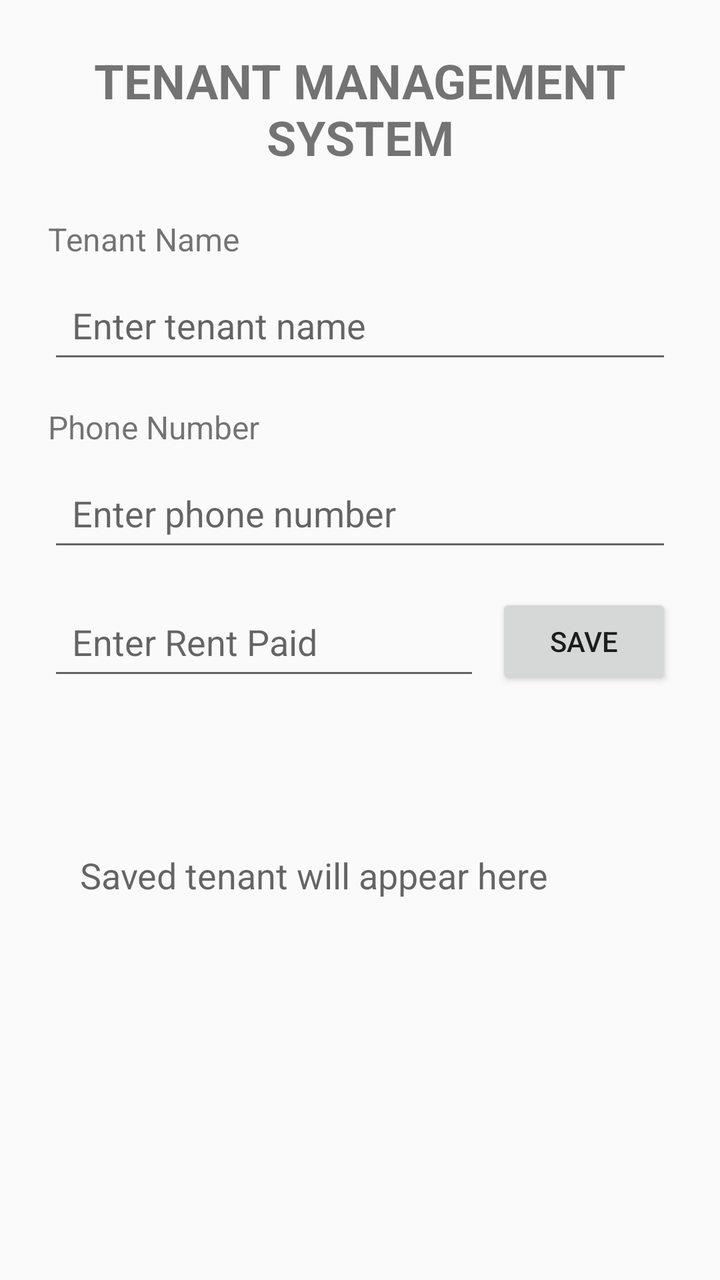
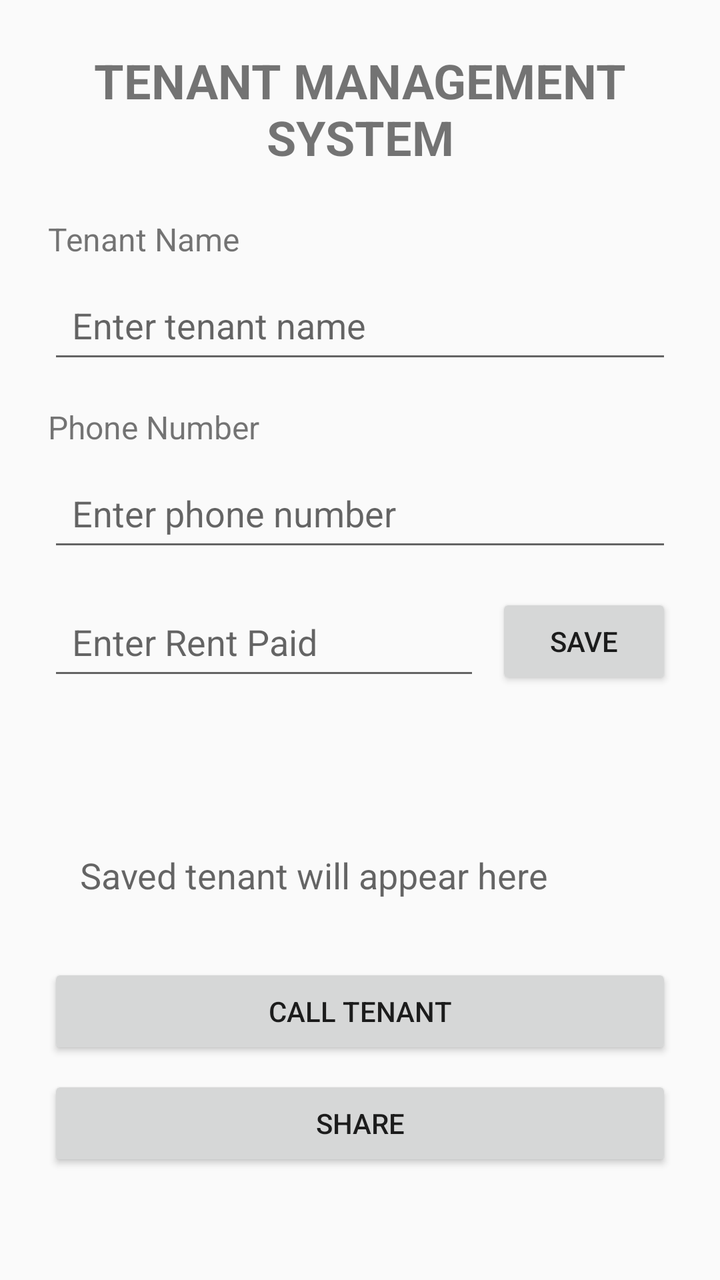

Two renders of the same Android screen: before a commit and after it. Below are the layout's source before the change and the commit's diff.
<!-- AndroidManifest.xml: application theme Theme.TenantManagementSystem -->
<!-- res/layout/activity_main.xml -->
<?xml version="1.0" encoding="utf-8"?>
<layout xmlns:android="http://schemas.android.com/apk/res/android"
    xmlns:app="http://schemas.android.com/apk/res-auto">

    <data>
        <variable
            name="tenant"
            type="com.example.tenantmanagementsystemgroupa.Tenant" />
    </data>

    <androidx.constraintlayout.widget.ConstraintLayout
        android:id="@+id/tenantScreen"
        android:layout_width="match_parent"
        android:layout_height="match_parent">

        <TextView
            android:id="@+id/titleTextView"
            android:layout_width="0dp"
            android:layout_height="wrap_content"
            android:layout_marginTop="24dp"
            android:layout_marginStart="24dp"
            android:layout_marginEnd="24dp"
            android:gravity="center"
            android:text="@string/screen_title"
            android:textSize="24sp"
            android:textStyle="bold"
            app:layout_constraintTop_toTopOf="parent"
            app:layout_constraintStart_toStartOf="parent"
            app:layout_constraintEnd_toEndOf="parent" />

        <TextView
            android:id="@+id/tenantNameLabel"
            android:layout_width="wrap_content"
            android:layout_height="wrap_content"
            android:layout_marginTop="24dp"
            android:layout_marginStart="24dp"
            android:labelFor="@id/tenantNameEditText"
            android:text="@string/tenant_name_label"
            android:textSize="16sp"
            app:layout_constraintTop_toBottomOf="@id/titleTextView"
            app:layout_constraintStart_toStartOf="parent" />

        <EditText
            android:id="@+id/tenantNameEditText"
            android:layout_width="0dp"
            android:layout_height="wrap_content"
            android:layout_marginTop="8dp"
            android:layout_marginStart="24dp"
            android:layout_marginEnd="24dp"
            android:autofillHints="personName"
            android:hint="@string/tenant_name_hint"
            android:inputType="textPersonName"
            android:minHeight="48dp"
            android:padding="12dp"
            app:layout_constraintTop_toBottomOf="@id/tenantNameLabel"
            app:layout_constraintStart_toStartOf="parent"
            app:layout_constraintEnd_toEndOf="parent" />

        <TextView
            android:id="@+id/phoneLabel"
            android:layout_width="wrap_content"
            android:layout_height="wrap_content"
            android:layout_marginTop="16dp"
            android:layout_marginStart="24dp"
            android:labelFor="@id/phoneEditText"
            android:text="@string/phone_label"
            android:textSize="16sp"
            app:layout_constraintTop_toBottomOf="@id/tenantNameEditText"
            app:layout_constraintStart_toStartOf="parent" />

        <EditText
            android:id="@+id/phoneEditText"
            android:layout_width="0dp"
            android:layout_height="wrap_content"
            android:layout_marginTop="8dp"
            android:layout_marginStart="24dp"
            android:layout_marginEnd="24dp"
            android:autofillHints="phone"
            android:hint="@string/phone_hint"
            android:inputType="phone"
            android:minHeight="48dp"
            android:padding="12dp"
            app:layout_constraintTop_toBottomOf="@id/phoneLabel"
            app:layout_constraintStart_toStartOf="parent"
            app:layout_constraintEnd_toEndOf="parent" />

        <EditText
            android:id="@+id/rentEditText"
            android:layout_width="0dp"
            android:layout_height="wrap_content"
            android:layout_marginTop="16dp"
            android:layout_marginStart="24dp"
            android:layout_marginEnd="8dp"
            android:hint="@string/rent_hint"
            android:importantForAutofill="no"
            android:inputType="numberDecimal"
            android:minHeight="48dp"
            android:padding="12dp"
            app:layout_constraintTop_toBottomOf="@id/phoneEditText"
            app:layout_constraintStart_toStartOf="parent"
            app:layout_constraintEnd_toStartOf="@id/saveButton" />

        <Button
            android:id="@+id/saveButton"
            android:layout_width="wrap_content"
            android:layout_height="wrap_content"
            android:layout_marginEnd="24dp"
            android:text="@string/save"
            app:layout_constraintTop_toTopOf="@id/rentEditText"
            app:layout_constraintEnd_toEndOf="parent" />

        <TextView
            android:id="@+id/savedTenantNameTextView"
            android:layout_width="0dp"
            android:layout_height="wrap_content"
            android:layout_marginTop="24dp"
            android:layout_marginStart="24dp"
            android:layout_marginEnd="24dp"
            android:text="@{tenant.name}"
            android:textSize="24sp"
            android:textStyle="bold"
            app:layout_constraintTop_toBottomOf="@id/rentEditText"
            app:layout_constraintStart_toStartOf="parent"
            app:layout_constraintEnd_toEndOf="parent" />

        <TextView
            android:id="@+id/tenantResultTextView"
            android:layout_width="0dp"
            android:layout_height="wrap_content"
            android:layout_marginTop="8dp"
            android:layout_marginStart="24dp"
            android:layout_marginEnd="24dp"
            android:accessibilityLiveRegion="polite"
            android:padding="16dp"
            android:hint="@string/tenant_result_hint"
            android:text="@{tenant.summary()}"
            android:textSize="18sp"
            app:layout_constraintTop_toBottomOf="@id/savedTenantNameTextView"
            app:layout_constraintStart_toStartOf="parent"
            app:layout_constraintEnd_toEndOf="parent" />

    </androidx.constraintlayout.widget.ConstraintLayout>
</layout>
<!-- resources referenced by this layout -->
<resources>
  <string name="phone_hint">Enter phone number</string>
  <string name="phone_label">Phone Number</string>
  <string name="rent_hint">Enter Rent Paid</string>
  <string name="save">SAVE</string>
  <string name="screen_title">TENANT MANAGEMENT SYSTEM</string>
  <string name="tenant_name_hint">Enter tenant name</string>
  <string name="tenant_name_label">Tenant Name</string>
  <string name="tenant_result_hint">Saved tenant will appear here</string>
  <style name="Theme.TenantManagementSystem" parent="Theme.AppCompat.DayNight.NoActionBar">
          <item name="colorPrimary">#455A64</item>
          <item name="colorPrimaryDark">#263238</item>
          <item name="colorAccent">#00695C</item>
      </style>
</resources>

<!-- the commit's change to res/layout/activity_main.xml (unified diff, before → after) -->
@@ -8,136 +8,169 @@
             type="com.example.tenantmanagementsystemgroupa.Tenant" />
     </data>
 
-    <androidx.constraintlayout.widget.ConstraintLayout
+    <ScrollView
         android:id="@+id/tenantScreen"
         android:layout_width="match_parent"
-        android:layout_height="match_parent">
+        android:layout_height="match_parent"
+        android:fillViewport="true">
 
-        <TextView
-            android:id="@+id/titleTextView"
-            android:layout_width="0dp"
+        <androidx.constraintlayout.widget.ConstraintLayout
+            android:layout_width="match_parent"
             android:layout_height="wrap_content"
-            android:layout_marginTop="24dp"
-            android:layout_marginStart="24dp"
-            android:layout_marginEnd="24dp"
-            android:gravity="center"
-            android:text="@string/screen_title"
-            android:textSize="24sp"
-            android:textStyle="bold"
-            app:layout_constraintTop_toTopOf="parent"
-            app:layout_constraintStart_toStartOf="parent"
-            app:layout_constraintEnd_toEndOf="parent" />
+            android:paddingBottom="24dp">
 
-        <TextView
-            android:id="@+id/tenantNameLabel"
-            android:layout_width="wrap_content"
-            android:layout_height="wrap_content"
-            android:layout_marginTop="24dp"
-            android:layout_marginStart="24dp"
-            android:labelFor="@id/tenantNameEditText"
-            android:text="@string/tenant_name_label"
-            android:textSize="16sp"
-            app:layout_constraintTop_toBottomOf="@id/titleTextView"
-            app:layout_constraintStart_toStartOf="parent" />
+            <TextView
+                android:id="@+id/titleTextView"
+                android:layout_width="0dp"
+                android:layout_height="wrap_content"
+                android:layout_marginTop="24dp"
+                android:layout_marginStart="24dp"
+                android:layout_marginEnd="24dp"
+                android:gravity="center"
+                android:text="@string/screen_title"
+                android:textSize="24sp"
+                android:textStyle="bold"
+                app:layout_constraintTop_toTopOf="parent"
+                app:layout_constraintStart_toStartOf="parent"
+                app:layout_constraintEnd_toEndOf="parent" />
 
-        <EditText
-            android:id="@+id/tenantNameEditText"
-            android:layout_width="0dp"
-            android:layout_height="wrap_content"
-            android:layout_marginTop="8dp"
-            android:layout_marginStart="24dp"
-            android:layout_marginEnd="24dp"
-            android:autofillHints="personName"
-            android:hint="@string/tenant_name_hint"
-            android:inputType="textPersonName"
-            android:minHeight="48dp"
-            android:padding="12dp"
-            app:layout_constraintTop_toBottomOf="@id/tenantNameLabel"
-            app:layout_constraintStart_toStartOf="parent"
-            app:layout_constraintEnd_toEndOf="parent" />
+            <TextView
+                android:id="@+id/tenantNameLabel"
+                android:layout_width="wrap_content"
+                android:layout_height="wrap_content"
+                android:layout_marginTop="24dp"
+                android:layout_marginStart="24dp"
+                android:labelFor="@id/tenantNameEditText"
+                android:text="@string/tenant_name_label"
+                android:textSize="16sp"
+                app:layout_constraintTop_toBottomOf="@id/titleTextView"
+                app:layout_constraintStart_toStartOf="parent" />
 
-        <TextView
-            android:id="@+id/phoneLabel"
-            android:layout_width="wrap_content"
-            android:layout_height="wrap_content"
-            android:layout_marginTop="16dp"
-            android:layout_marginStart="24dp"
-            android:labelFor="@id/phoneEditText"
-            android:text="@string/phone_label"
-            android:textSize="16sp"
-            app:layout_constraintTop_toBottomOf="@id/tenantNameEditText"
-            app:layout_constraintStart_toStartOf="parent" />
+            <EditText
+                android:id="@+id/tenantNameEditText"
+                android:layout_width="0dp"
+                android:layout_height="wrap_content"
+                android:layout_marginTop="8dp"
+                android:layout_marginStart="24dp"
+                android:layout_marginEnd="24dp"
+                android:autofillHints="personName"
+                android:hint="@string/tenant_name_hint"
+                android:inputType="textPersonName"
+                android:minHeight="48dp"
+                android:padding="12dp"
+                app:layout_constraintTop_toBottomOf="@id/tenantNameLabel"
+                app:layout_constraintStart_toStartOf="parent"
+                app:layout_constraintEnd_toEndOf="parent" />
 
-        <EditText
-            android:id="@+id/phoneEditText"
-            android:layout_width="0dp"
-            android:layout_height="wrap_content"
-            android:layout_marginTop="8dp"
-            android:layout_marginStart="24dp"
-            android:layout_marginEnd="24dp"
-            android:autofillHints="phone"
-            android:hint="@string/phone_hint"
-            android:inputType="phone"
-            android:minHeight="48dp"
-            android:padding="12dp"
-            app:layout_constraintTop_toBottomOf="@id/phoneLabel"
-            app:layout_constraintStart_toStartOf="parent"
-            app:layout_constraintEnd_toEndOf="parent" />
+            <TextView
+                android:id="@+id/phoneLabel"
+                android:layout_width="wrap_content"
+                android:layout_height="wrap_content"
+                android:layout_marginTop="16dp"
+                android:layout_marginStart="24dp"
+                android:labelFor="@id/phoneEditText"
+                android:text="@string/phone_label"
+                android:textSize="16sp"
+                app:layout_constraintTop_toBottomOf="@id/tenantNameEditText"
+                app:layout_constraintStart_toStartOf="parent" />
 
-        <EditText
-            android:id="@+id/rentEditText"
-            android:layout_width="0dp"
-            android:layout_height="wrap_content"
-            android:layout_marginTop="16dp"
-            android:layout_marginStart="24dp"
-            android:layout_marginEnd="8dp"
-            android:hint="@string/rent_hint"
-            android:importantForAutofill="no"
-            android:inputType="numberDecimal"
-            android:minHeight="48dp"
-            android:padding="12dp"
-            app:layout_constraintTop_toBottomOf="@id/phoneEditText"
-            app:layout_constraintStart_toStartOf="parent"
-            app:layout_constraintEnd_toStartOf="@id/saveButton" />
+            <EditText
+                android:id="@+id/phoneEditText"
+                android:layout_width="0dp"
+                android:layout_height="wrap_content"
+                android:layout_marginTop="8dp"
+                android:layout_marginStart="24dp"
+                android:layout_marginEnd="24dp"
+                android:autofillHints="phone"
+                android:hint="@string/phone_hint"
+                android:inputType="phone"
+                android:minHeight="48dp"
+                android:padding="12dp"
+                app:layout_constraintTop_toBottomOf="@id/phoneLabel"
+                app:layout_constraintStart_toStartOf="parent"
+                app:layout_constraintEnd_toEndOf="parent" />
 
-        <Button
-            android:id="@+id/saveButton"
-            android:layout_width="wrap_content"
-            android:layout_height="wrap_content"
-            android:layout_marginEnd="24dp"
-            android:text="@string/save"
-            app:layout_constraintTop_toTopOf="@id/rentEditText"
-            app:layout_constraintEnd_toEndOf="parent" />
+            <EditText
+                android:id="@+id/rentEditText"
+                android:layout_width="0dp"
+                android:layout_height="wrap_content"
+                android:layout_marginTop="16dp"
+                android:layout_marginStart="24dp"
+                android:layout_marginEnd="8dp"
+                android:hint="@string/rent_hint"
+                android:importantForAutofill="no"
+                android:inputType="numberDecimal"
+                android:minHeight="48dp"
+                android:padding="12dp"
+                app:layout_constraintTop_toBottomOf="@id/phoneEditText"
+                app:layout_constraintStart_toStartOf="parent"
+                app:layout_constraintEnd_toStartOf="@id/saveButton" />
 
-        <TextView
-            android:id="@+id/savedTenantNameTextView"
-            android:layout_width="0dp"
-            android:layout_height="wrap_content"
-            android:layout_marginTop="24dp"
-            android:layout_marginStart="24dp"
-            android:layout_marginEnd="24dp"
-            android:text="@{tenant.name}"
-            android:textSize="24sp"
-            android:textStyle="bold"
-            app:layout_constraintTop_toBottomOf="@id/rentEditText"
-            app:layout_constraintStart_toStartOf="parent"
-            app:layout_constraintEnd_toEndOf="parent" />
+            <Button
+                android:id="@+id/saveButton"
+                android:layout_width="wrap_content"
+                android:layout_height="wrap_content"
+                android:layout_marginEnd="24dp"
+                android:text="@string/save"
+                app:layout_constraintTop_toTopOf="@id/rentEditText"
+                app:layout_constraintEnd_toEndOf="parent" />
 
-        <TextView
-            android:id="@+id/tenantResultTextView"
-            android:layout_width="0dp"
-            android:layout_height="wrap_content"
-            android:layout_marginTop="8dp"
-            android:layout_marginStart="24dp"
-            android:layout_marginEnd="24dp"
-            android:accessibilityLiveRegion="polite"
-            android:padding="16dp"
-            android:hint="@string/tenant_result_hint"
-            android:text="@{tenant.summary()}"
-            android:textSize="18sp"
-            app:layout_constraintTop_toBottomOf="@id/savedTenantNameTextView"
-            app:layout_constraintStart_toStartOf="parent"
-            app:layout_constraintEnd_toEndOf="parent" />
+            <TextView
+                android:id="@+id/savedTenantNameTextView"
+                android:layout_width="0dp"
+                android:layout_height="wrap_content"
+                android:layout_marginTop="24dp"
+                android:layout_marginStart="24dp"
+                android:layout_marginEnd="24dp"
+                android:text="@{tenant.name}"
+                android:textSize="24sp"
+                android:textStyle="bold"
+                app:layout_constraintTop_toBottomOf="@id/rentEditText"
+                app:layout_constraintStart_toStartOf="parent"
+                app:layout_constraintEnd_toEndOf="parent" />
 
-    </androidx.constraintlayout.widget.ConstraintLayout>
+            <TextView
+                android:id="@+id/tenantResultTextView"
+                android:layout_width="0dp"
+                android:layout_height="wrap_content"
+                android:layout_marginTop="8dp"
+                android:layout_marginStart="24dp"
+                android:layout_marginEnd="24dp"
+                android:accessibilityLiveRegion="polite"
+                android:padding="16dp"
+                android:hint="@string/tenant_result_hint"
+                android:text="@{tenant.summary()}"
+                android:textSize="18sp"
+                app:layout_constraintTop_toBottomOf="@id/savedTenantNameTextView"
+                app:layout_constraintStart_toStartOf="parent"
+                app:layout_constraintEnd_toEndOf="parent" />
+
+            <Button
+                android:id="@+id/callButton"
+                android:layout_width="0dp"
+                android:layout_height="wrap_content"
+                android:layout_marginStart="24dp"
+                android:layout_marginEnd="24dp"
+                android:layout_marginTop="16dp"
+                android:text="@string/call_tenant"
+                app:layout_constraintTop_toBottomOf="@id/tenantResultTextView"
+                app:layout_constraintStart_toStartOf="parent"
+                app:layout_constraintEnd_toEndOf="parent" />
+
+            <Button
+                android:id="@+id/shareButton"
+                android:layout_width="0dp"
+                android:layout_height="wrap_content"
+                android:layout_marginStart="24dp"
+                android:layout_marginEnd="24dp"
+                android:layout_marginTop="8dp"
+                android:text="@string/share"
+                app:layout_constraintTop_toBottomOf="@id/callButton"
+                app:layout_constraintStart_toStartOf="parent"
+                app:layout_constraintEnd_toEndOf="parent"
+                app:layout_constraintBottom_toBottomOf="parent"
+                app:layout_constraintVertical_bias="0" />
+
+        </androidx.constraintlayout.widget.ConstraintLayout>
+    </ScrollView>
 </layout>
<!-- resource entries referenced after the edit -->
@@ -1,10 +1,12 @@
 <!-- resources referenced by this layout -->
 <resources>
+  <string name="call_tenant">CALL TENANT</string>
   <string name="phone_hint">Enter phone number</string>
   <string name="phone_label">Phone Number</string>
   <string name="rent_hint">Enter Rent Paid</string>
   <string name="save">SAVE</string>
   <string name="screen_title">TENANT MANAGEMENT SYSTEM</string>
+  <string name="share">SHARE</string>
   <string name="tenant_name_hint">Enter tenant name</string>
   <string name="tenant_name_label">Tenant Name</string>
   <string name="tenant_result_hint">Saved tenant will appear here</string>
